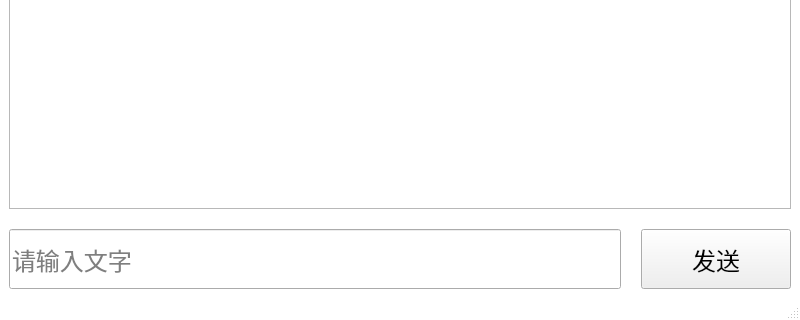
Old version of the form mainwindow.ui in the repository ETN-xun/Personalized-AI; both pictures show x 0 to 800 and y 280 to 600 of the 800 by 600 pixel window.
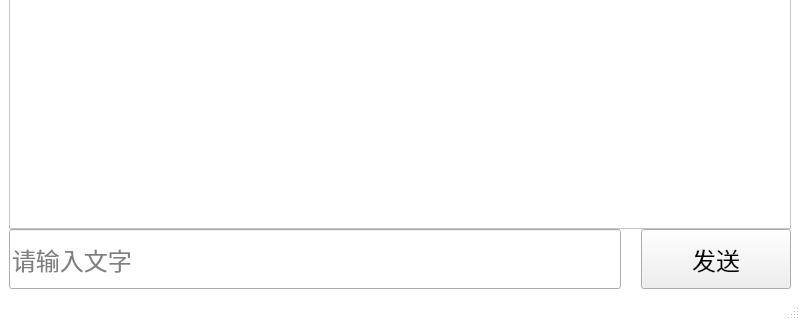
New version of the form.

Commit message: 添加按钮以及优化

The edit to the form file:
```diff
--- a/mainwindow.ui
+++ b/mainwindow.ui
@@ -22,7 +22,7 @@
   <widget class="QWidget" name="centralwidget">
    <layout class="QVBoxLayout" name="verticalLayout">
     <property name="spacing">
-     <number>20</number>
+     <number>0</number> <!-- 修正中间区域与输入栏的间距 -->
     </property>
     <item>
      <widget class="QTextEdit" name="textEditChat">
@@ -37,6 +37,9 @@
         <pointsize>18</pointsize> <!-- 直接设置字体大小 -->
        </font>
       </property>
+      <property name="styleSheet">
+       <string notr="true">background-color: white;</string> <!-- 设置中间文字区域背景为白色 -->
+      </property>
      </widget>
     </item>
     <item>
```
Left out of the diff: 7 changed lines with no effect on the pictures. The commit also changes 2 other files.
